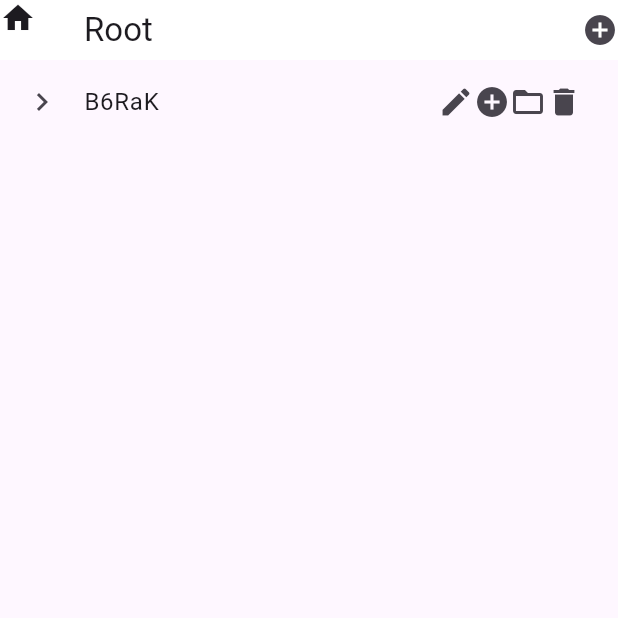
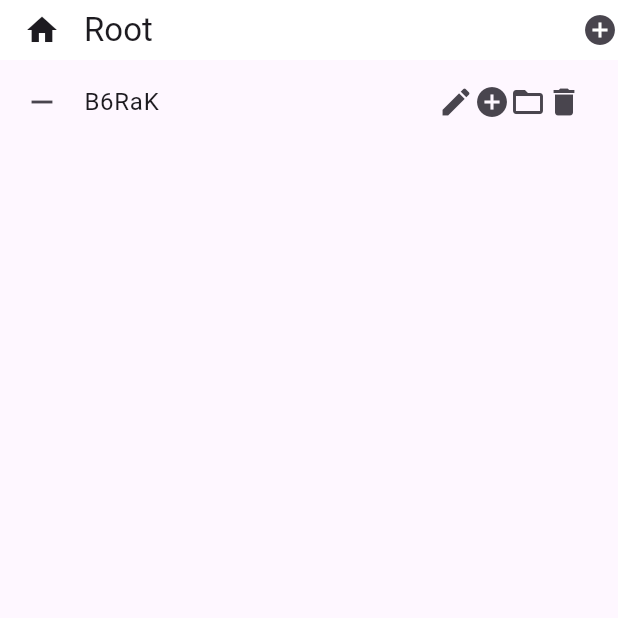
Before and after one commit to MicheleGiacomini/todotree, a Flutter app: the screen it shows after launch, after a tap on the "add circle" icon, on a phone screen of 412 x 824 dp, the top half of it. Run offline on Flutter 3.47's test engine with Material 3 defaults, Android fonts, the phone set to English and light mode, and no system bars; our stand-ins replace fast_immutable_collections, freezed_annotation.

Commit message:
handle icon and expanded state for leaf nodes

```diff
--- a/lib/ui/node_view.dart
+++ b/lib/ui/node_view.dart
@@ -116,13 +116,15 @@ class _NodeListState extends State<NodeList> {
               ),
             ),
           ),
-          leading: ClickableIcon(
+          leading: Center(
+            child: ClickableIcon(
               icon: Icons.home,
               onTap: () {
                 setState(() {
                   currentBase = widget.treeRoot;
                 });
               },
+            ),
           ),
           actions: [
             ClickableIcon(
@@ -168,10 +170,15 @@ class _NodeListState extends State<NodeList> {
                       nodeProvider: _nodeProvider,
                       level: item.depth,
                       levelPadding: levelPadding,
-                      expanded: expandedNodes[id] ?? false,
-                      onExpand: () {
+                      expanded:
+                          item.node.children.isNotEmpty &&
+                          (expandedNodes[id] ?? false),
+                      onExpand: item.node.children.isEmpty
+                          ? null
+                          : () {
                               setState(() {
-                          expandedNodes[id] = !(expandedNodes[id] ?? false);
+                                expandedNodes[id] =
+                                    !(expandedNodes[id] ?? false);
                               });
                             },
                       onEnter: () {
@@ -227,7 +234,7 @@ class NodeView extends StatelessWidget {
   final int level;
   final double levelPadding;
   final bool expanded;
-  final void Function() onExpand;
+  final void Function()? onExpand;
   final void Function() onEnter;
   final void Function() onCreateChild;
   final void Function() onPrune;
@@ -260,7 +267,9 @@ class NodeView extends StatelessWidget {
         leading: AnimatedRotation(
           turns: effectiveIconTurns,
           duration: animationDuration,
-          child: Icon(Icons.chevron_right),
+          child: onExpand == null
+              ? Icon(Icons.remove)
+              : Icon(Icons.chevron_right),
         ),
         title: Text(node.description.content),
         trailing: Row(
```
Lines whose indentation alone changed are shown as unchanged.
